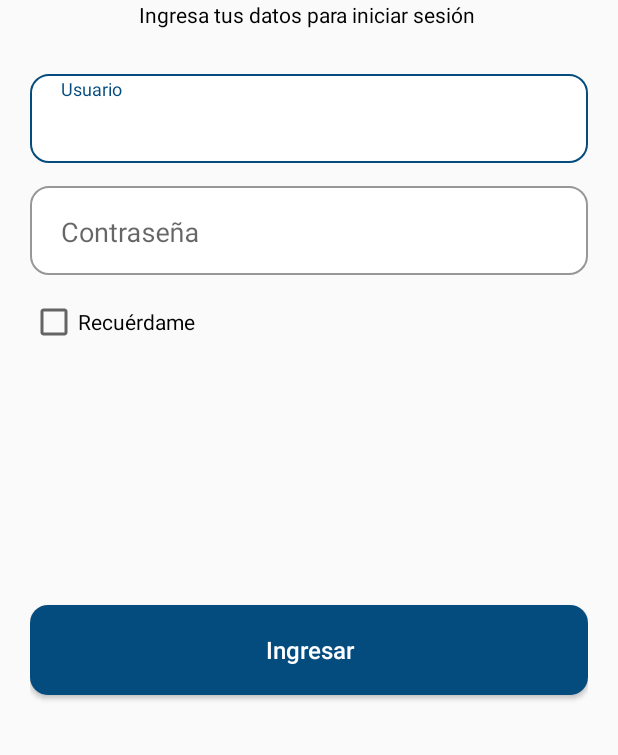
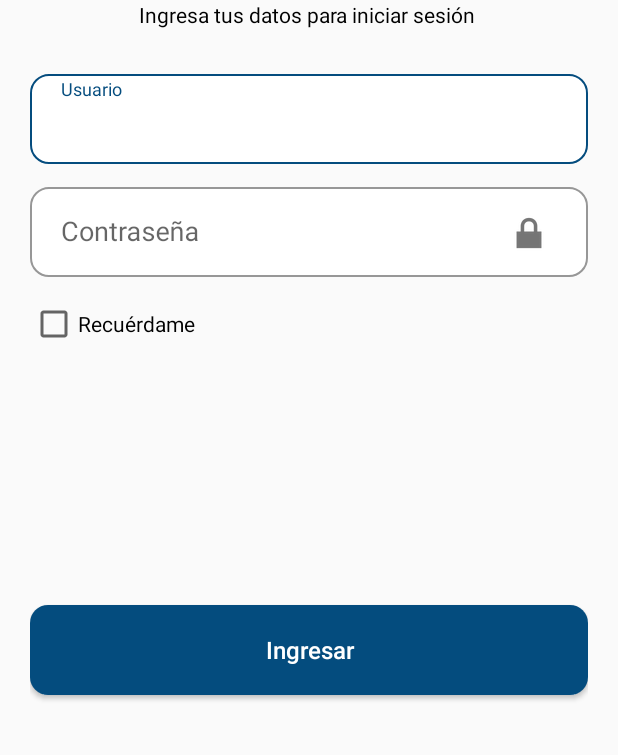
Before and after one commit to luisbrunetti/AllInApp, an Android app: the screen it shows after launch (MainActivity), on a phone screen of 412 x 824 dp, the part 481-1236 px from its top. Run offline under Robolectric (Android 15) with nearby library versions, the phone set to English and light mode, and no system bars; 2 statements that could not run were skipped.

Commit message:
DISEÑO LOGIN y MOSTRAR PASSWORD

```diff
--- a/app/src/main/res/layout/login_fragment.xml
+++ b/app/src/main/res/layout/login_fragment.xml
@@ -68,7 +68,7 @@
 
                 <com.google.android.material.textfield.TextInputLayout
                     android:layout_width="match_parent"
-                    android:layout_height="wrap_content"
+                    android:layout_height="60dp"
                     android:background="@drawable/selector"
                     android:paddingStart="15dp"
                     android:paddingTop="3dp"
@@ -90,14 +90,15 @@
 
                 <com.google.android.material.textfield.TextInputLayout
                     android:layout_width="match_parent"
-                    android:layout_height="wrap_content"
+                    android:layout_height="60dp"
                     android:layout_marginTop="15dp"
                     android:background="@drawable/selector"
                     android:paddingStart="15dp"
-                    android:paddingTop="3dp"
                     android:paddingEnd="15dp"
                     android:paddingBottom="10dp"
-                    app:boxBackgroundMode="none">
+                    app:boxBackgroundMode="none"
+                    app:passwordToggleDrawable="@android:drawable/ic_lock_lock"
+                    app:passwordToggleEnabled="true">
 
                     <com.google.android.material.textfield.TextInputEditText
                         android:id="@+id/passText"
```
